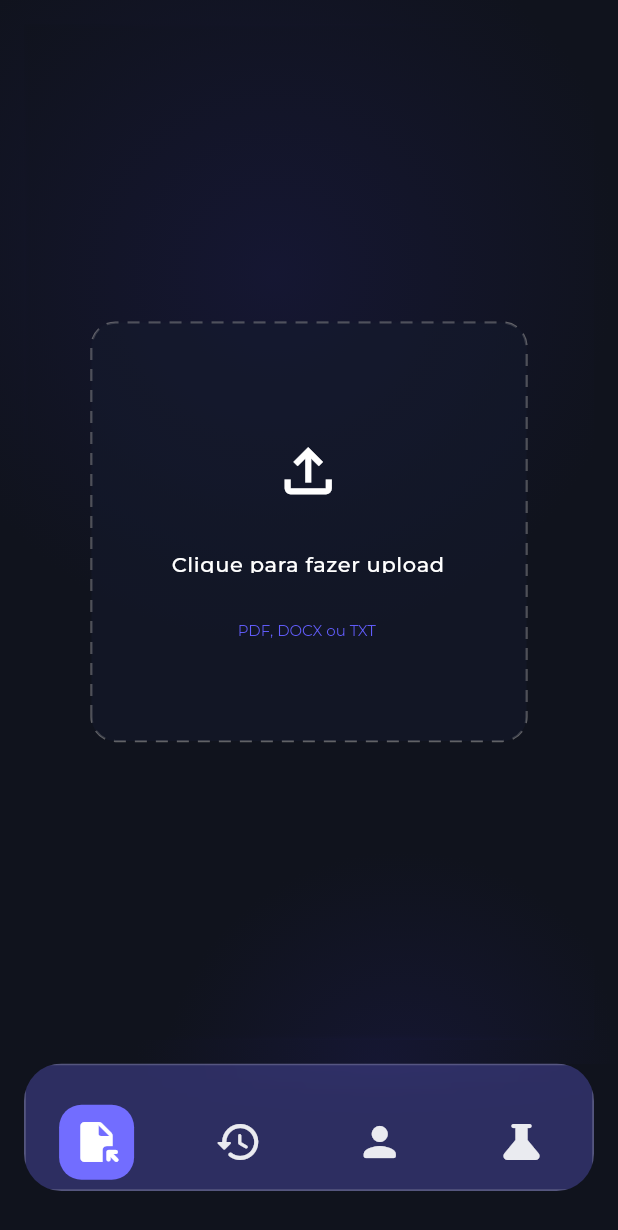
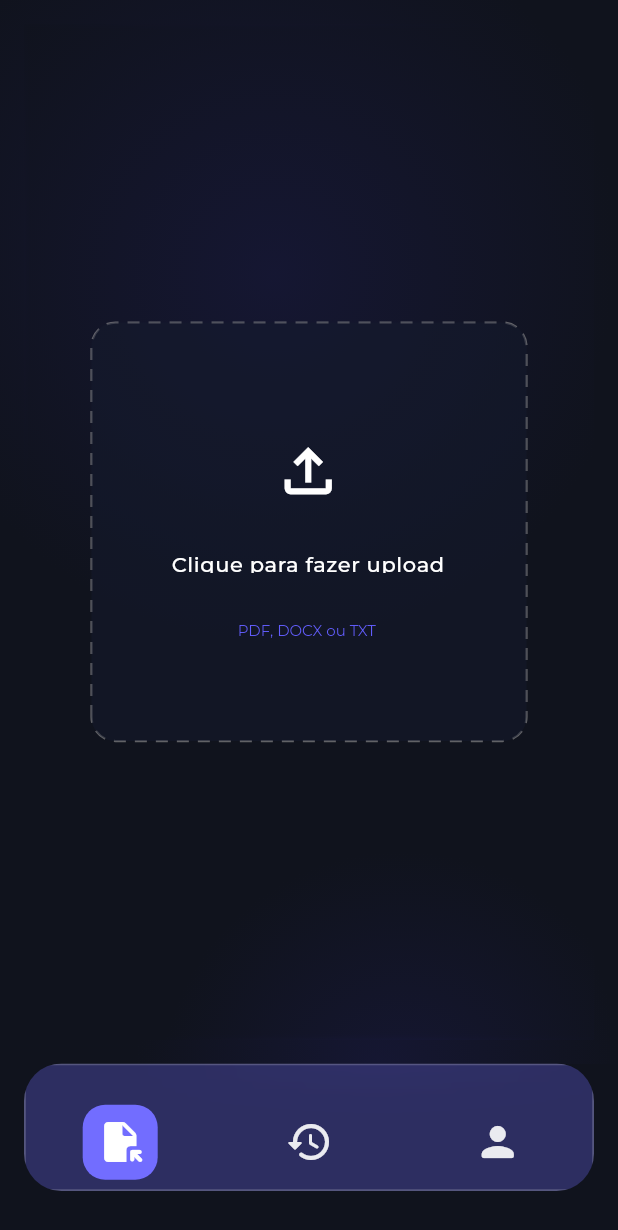
Before and after one commit to SkyFlyTeam/veredito-frontend, a Flutter app: the _HomeTabsShell screen opened by its route, on a phone screen of 412 x 824 dp. Shown: the top 1230 px of the screen. Run offline on Flutter 3.47's test engine with Material 3 defaults, Android fonts, the phone set to English and light mode, and no system bars; drawn by our look-alikes of toastification; our stand-ins replace dio, file_picker, flutter_dotenv, flutter_riverpod, flutter_secure_storage, flutter_svg and 1 more; missing offline and left inert: dart_jsonwebtoken; accounts and stored records are empty.

Commit message:
VER-15 fix: ajustes

```diff
--- a/lib/routes/app_router.dart
+++ b/lib/routes/app_router.dart
@@ -2,7 +2,6 @@ import 'package:flutter/material.dart';
 
 import '../features/account/presentation/login/screens/login_screen.dart';
 import '../features/account/presentation/profile/screens/profile_screen.dart';
-import '../features/precedent/presentation/PrecedentSuggested/screens/teste.dart'; // arrancar depois
 
 import '../features/petition/presentation/petition_history/screens/petition_history_screen.dart';
 import '../features/petition/presentation/petition_upload/screens/petition_upload_screen.dart';
@@ -14,14 +13,13 @@ class AppRouter {
   static const petitionUpload = '/petition_upload';
   static const profile = '/profile';
   static const petitionHistory = '/petition_history';
-  static const precedentSuggestedTest = '/precedent_suggested_test'; // arrancar depois
+
 
   static final Set<String> publicRoutes = {
     login,
     petitionUpload,
     profile,
     petitionHistory,
-    precedentSuggestedTest, // arrancar depois
   };
 
   static const List<AppBottomNavItem> homeBottomItems = [
@@ -40,11 +38,6 @@ class AppRouter {
       icon: Icons.person_rounded,
       route: profile,
     ),
-    AppBottomNavItem( // arrancar depois
-    label: 'Teste',
-    icon: Icons.science_rounded,
-    route: precedentSuggestedTest,
-  ),
   ];
 
   static int _indexForRoute(String route) {
@@ -69,8 +62,6 @@ class AppRouter {
     switch (routeName) {
       case login:
         return _buildSimpleRoute(child: const LoginScreen());
-      case precedentSuggestedTest: // arrancar depois
-        return _buildSimpleRoute(child: const PrecedentSuggestedTestScreen()); // arrancar depois
       case petitionUpload:
       case profile:
       case petitionHistory:
@@ -99,7 +90,6 @@ class _HomeTabsShellState extends State<_HomeTabsShell> {
     PetitionUploadScreen(),
     PetitionHistoryScreen(),
     ProfileScreen(),
-    PrecedentSuggestedTestScreen(), // arrancar depois
   ];
 
   @override
```
